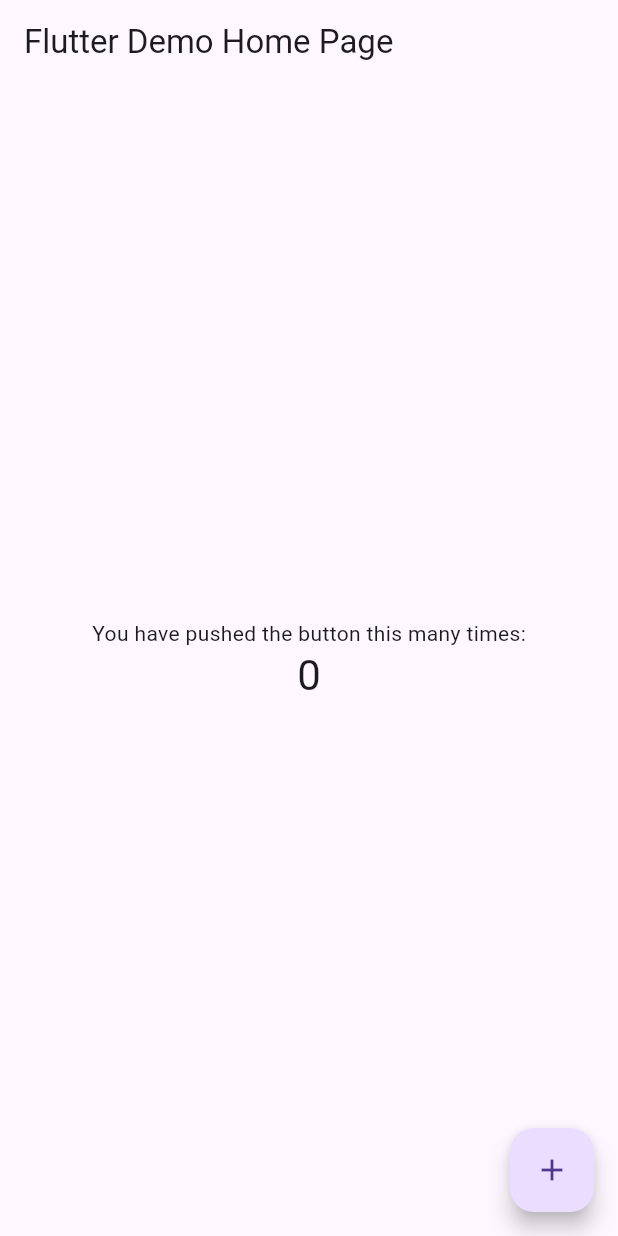
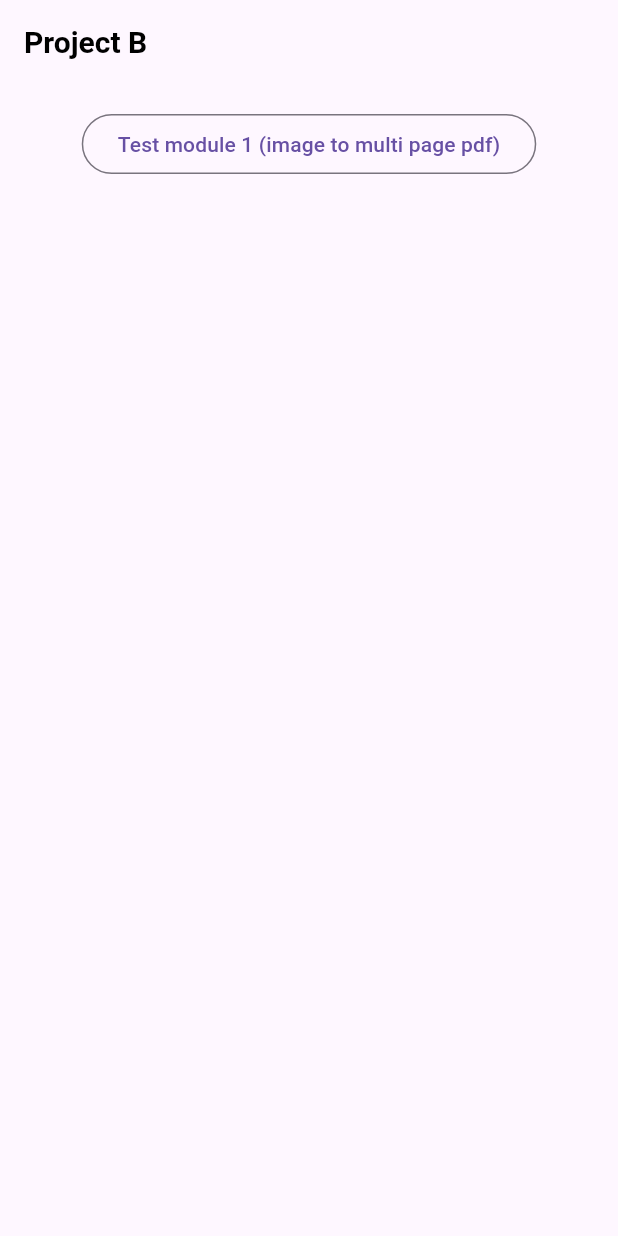
Before and after one commit to asplayground/project-b-client, a Flutter app: the screen it shows after launch, on a phone screen of 412 x 824 dp. Run offline on Flutter 3.47's test engine with Material 3 defaults, Android fonts, the phone set to English and light mode, and no system bars.

Commit message:
feat: add experimental ui

```diff
--- a/lib/main.dart
+++ b/lib/main.dart
@@ -1,67 +1,61 @@
 import 'package:flutter/material.dart';
+import 'package:project_b/pages/lab/image_to_pdf.dart';
 
-void main() {
+void main() async {
   runApp(const MyApp());
 }
 
 class MyApp extends StatelessWidget {
   const MyApp({super.key});
-
   @override
   Widget build(BuildContext context) {
     return MaterialApp(
       title: 'Flutter Demo',
-      theme: ThemeData(
-        primarySwatch: Colors.blue,
-      ),
-      home: const MyHomePage(title: 'Flutter Demo Home Page'),
+      theme: ThemeData(),
+      initialRoute: '/',
+      routes: {'/': (context) => const MyHomePage(), '/dev/imageToPdf': (context) => const ImageToPdf()},
     );
   }
 }
 
 class MyHomePage extends StatefulWidget {
-  const MyHomePage({super.key, required this.title});
-
-  final String title;
+  const MyHomePage({super.key});
 
   @override
   State<MyHomePage> createState() => _MyHomePageState();
 }
 
-class _MyHomePageState extends State<MyHomePage> {
-  int _counter = 0;
-
-  void _incrementCounter() {
-    setState(() {
-      _counter++;
-    });
+class _MyHomePageState extends State<MyHomePage> with TickerProviderStateMixin {
+  final String _title = "Project B";
+  @override
+  void initState() {
+    super.initState();
   }
 
   @override
   Widget build(BuildContext context) {
     return Scaffold(
-      appBar: AppBar(
-        title: Text(widget.title),
-      ),
-      body: Center(
-        child: Column(
-          mainAxisAlignment: MainAxisAlignment.center,
-          children: <Widget>[
-            const Text(
-              'You have pushed the button this many times:',
-            ),
-            Text(
-              '$_counter',
-              style: Theme.of(context).textTheme.headlineMedium,
-            ),
-          ],
+        appBar: AppBar(
+          // backgroundColor: Colors.white,
+          elevation: 0,
+          titleTextStyle: const TextStyle(color: Colors.black, fontSize: 20, fontWeight: FontWeight.bold),
+          centerTitle: false,
+          title: Text(_title),
         ),
-      ),
-      floatingActionButton: FloatingActionButton(
-        onPressed: _incrementCounter,
-        tooltip: 'Increment',
-        child: const Icon(Icons.add),
-      ),
-    );
+        body: Container(
+          alignment: Alignment.center,
+          child: Column(
+            children: [
+              const SizedBox(
+                height: 16,
+              ),
+              OutlinedButton(
+                  onPressed: () {
+                    Navigator.pushNamed(context, "/dev/imageToPdf");
+                  },
+                  child: const Text("Test module 1 (image to multi page pdf)")),
+            ],
+          ),
+        ));
   }
 }
```
Also changed, not shown: lib/pages/lab/image_to_pdf.dart (added, +28 -0 lines).
